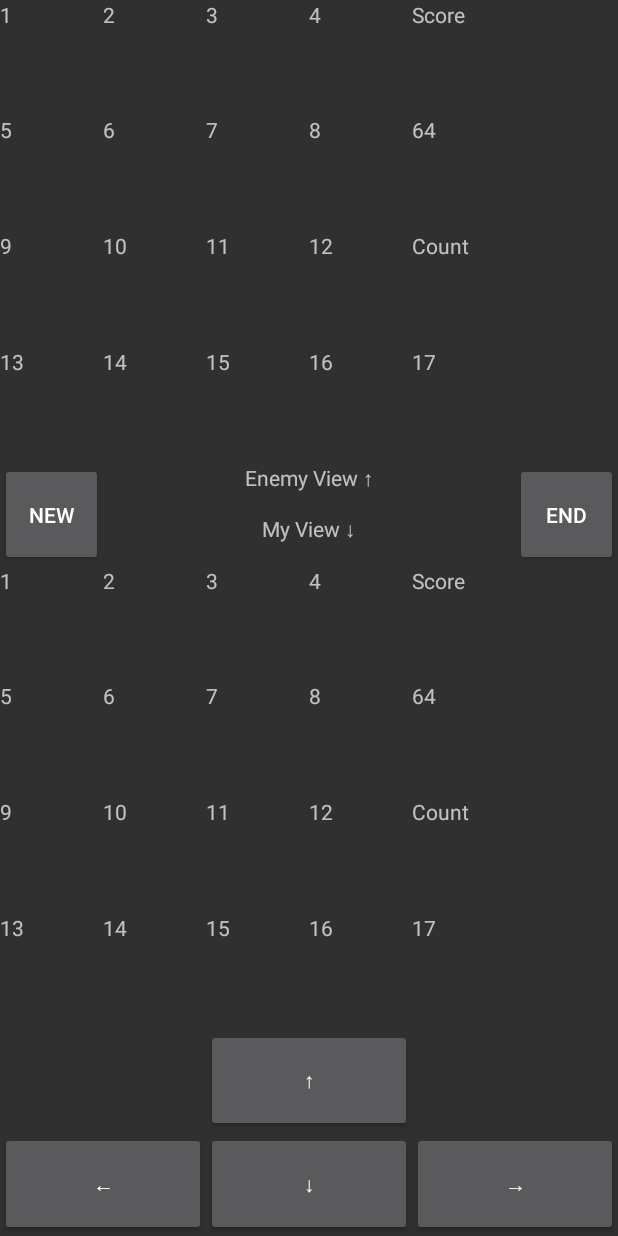
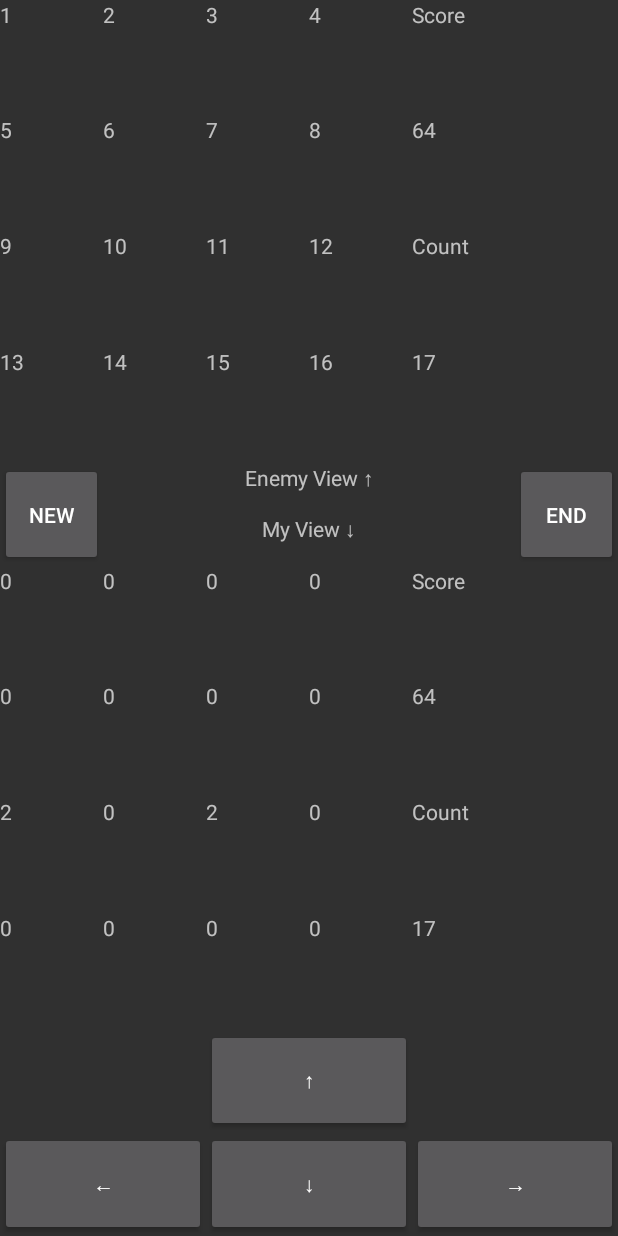
Before and after one commit to preventionYun/2048_android, an Android app: the screen it shows after launch (MainActivity), after a tap on an icon or button, on a phone screen of 412 x 824 dp. Run offline under Robolectric (Android 15) with nearby library versions, the phone set to English and light mode, and no system bars.

Commit message:
v1.2 화면 갱신가능

```diff
--- a/app/src/main/java/com/preventionyun/a2048/MainActivity.java
+++ b/app/src/main/java/com/preventionyun/a2048/MainActivity.java
@@ -92,34 +92,6 @@ public class MainActivity extends AppCompatActivity {
 
     private View.OnClickListener OnClickListener = new View.OnClickListener(){
         public void onClick(View v){
-            /*
-            while((key = getKey()) != 'q'){
-                gameModel.accept(key);
-                switch(gameModel.gameState){
-                    case NewNumber :
-                        while(true){	// 무한루프를 돌면서 빈 공간을 찾는다. 이 게임에서는 10번의 제한 카운트가 있기 때문에 빈 곳이 없어서 무한루프에 빠지는 경우는 없음
-                            key = (char) ('0' + random.nextInt(4));		// 랜덤으로 행과 열을 만들어 본다.
-                            key2 = (char) ('0' + random.nextInt(4));
-                            if(gameModel.screen.get_array()[key-'0'][key2-'0'] == 0){	// 매트릭스에서 랜덤으로 빈 곳을 발견.
-                                //((key2 - '0') * gameModel.arrayLength + (key - '0')); // 2차원 행과 열 값을 1차원으로 변경...
-                                // 예) 4x4 행렬은 1x16 행렬로 바꿀 수 있음.
-                                // accept의 인자로 행과 열 2개를 보내려면 너무 복잡해지니까.. 변경함.
-                                // if(debugMode) System.out.println("y : " + key + " , x : " + key2 + "는 비어있음.");
-                                // if(debugMode) System.out.println((key2 - '0') * gameModel.arrayLength + (key - '0'));
-                                gameModel.accept((char)((key2 - '0') * gameModel.arrayLength + (key - '0')));	// accept로 넣는다.
-                                break;	// 무한루프 종료
-                            }
-                        }
-                        break;
-
-                    case Finished :
-                        System.out.println("Game Finished!");
-                        System.out.println("Your total score : " + gameModel.totalScore);
-                        return ;
-                }
-            }
-            */
-
             char key;
             char key2;	// 랜덤 좌표를 위하여 key 인자를 하나 더 늘림.
             Random random = new Random();
@@ -177,6 +149,26 @@ public class MainActivity extends AppCompatActivity {
                 Log.d(TAG, "Exception 발생");
                 e.printStackTrace();
             }
+            updateMyView();
         }
     };
+
+    public void updateMyView(){
+        myTextView1.setText("" + gameModel.screen.get_array()[0][0]);
+        myTextView2.setText("" + gameModel.screen.get_array()[0][1]);
+        myTextView3.setText("" + gameModel.screen.get_array()[0][2]);
+        myTextView4.setText("" + gameModel.screen.get_array()[0][3]);
+        myTextView5.setText("" + gameModel.screen.get_array()[1][0]);
+        myTextView6.setText("" + gameModel.screen.get_array()[1][1]);
+        myTextView7.setText("" + gameModel.screen.get_array()[1][2]);
+        myTextView8.setText("" + gameModel.screen.get_array()[1][3]);
+        myTextView9.setText("" + gameModel.screen.get_array()[2][0]);
+        myTextView10.setText("" + gameModel.screen.get_array()[2][1]);
+        myTextView11.setText("" + gameModel.screen.get_array()[2][2]);
+        myTextView12.setText("" + gameModel.screen.get_array()[2][3]);
+        myTextView13.setText("" + gameModel.screen.get_array()[3][0]);
+        myTextView14.setText("" + gameModel.screen.get_array()[3][1]);
+        myTextView15.setText("" + gameModel.screen.get_array()[3][2]);
+        myTextView16.setText("" + gameModel.screen.get_array()[3][3]);
+    }
 }
```
